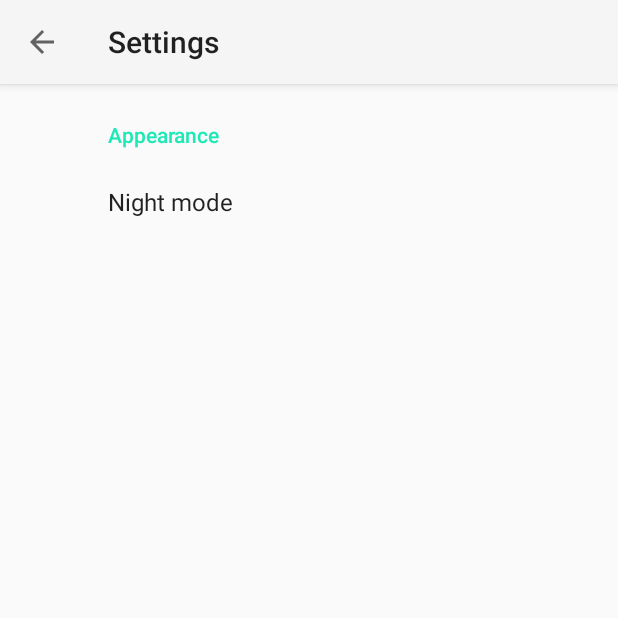
After one commit to indritbashkimi/CryptoPare, an Android app: the PrefsFragment screen opened directly, with no data from a screen before it, on a phone screen of 412 x 824 dp, the top half of it. The commit adds this screen. Run offline under Robolectric (Android 15) with nearby library versions, the phone set to English and light mode, and no system bars; our stand-ins replace androidx.preference.

Commit message:
Night mode support.

```diff
--- a/app/build.gradle
+++ b/app/build.gradle
@@ -35,7 +35,10 @@ dependencies {
     implementation "com.android.support:appcompat-v7:$supportLibVersion"
     implementation 'com.android.support.constraint:constraint-layout:1.0.2'
     implementation "com.android.support:design:$supportLibVersion"
+    implementation "com.android.support:support-fragment:$supportLibVersion"
     implementation "com.android.support:recyclerview-v7:$supportLibVersion"
+    implementation "com.android.support:preference-v7:${supportLibVersion}"
+    implementation "com.android.support:preference-v14:${supportLibVersion}"
     implementation 'com.github.bumptech.glide:glide:4.6.1'
     annotationProcessor 'com.github.bumptech.glide:compiler:4.6.1'
     implementation 'com.squareup.retrofit2:retrofit:2.3.0'
--- /dev/null
+++ b/app/src/main/java/com/ibashkimi/cryptomarket/BaseActivity.kt
@@ -0,0 +1,23 @@
+package com.ibashkimi.cryptomarket
+
+import android.os.Bundle
+import android.support.v7.app.AppCompatActivity
+import android.support.v7.app.AppCompatDelegate
+import com.ibashkimi.cryptomarket.settings.PreferenceHelper
+
+abstract class BaseActivity : AppCompatActivity() {
+
+    override fun onCreate(savedInstanceState: Bundle?) {
+        applyNightMode(PreferenceHelper.nightMode)
+        super.onCreate(savedInstanceState)
+    }
+
+    protected fun applyNightMode(nightMode: String) {
+        when (nightMode) {
+            "auto" -> delegate.setLocalNightMode(AppCompatDelegate.MODE_NIGHT_AUTO)
+            "night" -> delegate.setLocalNightMode(AppCompatDelegate.MODE_NIGHT_YES)
+            "light" -> delegate.setLocalNightMode(AppCompatDelegate.MODE_NIGHT_NO)
+            else -> throw IllegalArgumentException("Invalid night mode $nightMode.")
+        }
+    }
+}
--- a/app/src/main/java/com/ibashkimi/cryptomarket/MainActivity.kt
+++ b/app/src/main/java/com/ibashkimi/cryptomarket/MainActivity.kt
@@ -8,7 +8,6 @@ import android.os.Bundle
 import android.support.design.widget.FloatingActionButton
 import android.support.v4.widget.SwipeRefreshLayout
 import android.support.v7.app.AlertDialog
-import android.support.v7.app.AppCompatActivity
 import android.support.v7.widget.DividerItemDecoration
 import android.support.v7.widget.LinearLayoutManager
 import android.support.v7.widget.RecyclerView
@@ -26,7 +25,7 @@ import com.ibashkimi.cryptomarket.utils.CoinIconUrlResolver
 import kotlinx.android.synthetic.main.activity_main.*
 
 
-class MainActivity : AppCompatActivity(), SharedPreferences.OnSharedPreferenceChangeListener {
+class MainActivity : BaseActivity(), SharedPreferences.OnSharedPreferenceChangeListener {
 
     private lateinit var adapter: CoinAdapter
 
--- a/app/src/main/java/com/ibashkimi/cryptomarket/about/AboutActivity.kt
+++ b/app/src/main/java/com/ibashkimi/cryptomarket/about/AboutActivity.kt
@@ -1,10 +1,10 @@
 package com.ibashkimi.cryptomarket.about
 
-import android.support.v7.app.AppCompatActivity
 import android.os.Bundle
+import com.ibashkimi.cryptomarket.BaseActivity
 import com.ibashkimi.cryptomarket.R
 
-class AboutActivity : AppCompatActivity() {
+class AboutActivity : BaseActivity() {
 
     override fun onCreate(savedInstanceState: Bundle?) {
         super.onCreate(savedInstanceState)
--- a/app/src/main/java/com/ibashkimi/cryptomarket/settings/PreferenceHelper.kt
+++ b/app/src/main/java/com/ibashkimi/cryptomarket/settings/PreferenceHelper.kt
@@ -9,6 +9,9 @@ object PreferenceHelper {
     const val KEY_CURRENCY = "currency"
     const val DEFAULT_CURRENCY = "USD"
 
+    const val KEY_NIGHT_MODE = "night_mode"
+    const val DEFAULT_NIGHT_MODE = "auto"
+
     val sharedPreferences: SharedPreferences = PreferenceManager.getDefaultSharedPreferences(App.getInstance())
 
     var currency: String
@@ -16,4 +19,10 @@ object PreferenceHelper {
         set(value) {
             sharedPreferences.edit().putString(KEY_CURRENCY, value).apply()
         }
+
+    var nightMode: String
+        get() = sharedPreferences.getString(KEY_NIGHT_MODE, DEFAULT_NIGHT_MODE)
+        set(value) {
+            sharedPreferences.edit().putString(KEY_NIGHT_MODE, value).apply()
+        }
 }
--- /dev/null
+++ b/app/src/main/java/com/ibashkimi/cryptomarket/settings/PrefsFragment.kt
@@ -0,0 +1,12 @@
+package com.ibashkimi.cryptomarket.settings
+
+import android.os.Bundle
+import android.support.v7.preference.PreferenceFragmentCompat
+import com.ibashkimi.cryptomarket.R
+
+
+class PrefsFragment : PreferenceFragmentCompat() {
+    override fun onCreatePreferences(savedInstanceState: Bundle?, rootKey: String?) {
+        addPreferencesFromResource(R.xml.preferences)
+    }
+}
--- a/app/src/main/java/com/ibashkimi/cryptomarket/settings/SettingsActivity.kt
+++ b/app/src/main/java/com/ibashkimi/cryptomarket/settings/SettingsActivity.kt
@@ -1,13 +1,33 @@
 package com.ibashkimi.cryptomarket.settings
 
-import android.support.v7.app.AppCompatActivity
+import android.content.SharedPreferences
 import android.os.Bundle
+import com.ibashkimi.cryptomarket.BaseActivity
 import com.ibashkimi.cryptomarket.R
 
-class SettingsActivity : AppCompatActivity() {
+class SettingsActivity : BaseActivity(), SharedPreferences.OnSharedPreferenceChangeListener {
 
     override fun onCreate(savedInstanceState: Bundle?) {
         super.onCreate(savedInstanceState)
         setContentView(R.layout.activity_settings)
+        setSupportActionBar(findViewById(R.id.toolbar))
+        supportActionBar?.setDisplayHomeAsUpEnabled(true)
+    }
+
+    override fun onStart() {
+        super.onStart()
+        PreferenceHelper.sharedPreferences.registerOnSharedPreferenceChangeListener(this)
+    }
+
+    override fun onStop() {
+        super.onStop()
+        PreferenceHelper.sharedPreferences.unregisterOnSharedPreferenceChangeListener(this)
+    }
+
+    override fun onSharedPreferenceChanged(sharedPreferences: SharedPreferences?, key: String?) {
+        if (PreferenceHelper.KEY_NIGHT_MODE == key) {
+            applyNightMode(PreferenceHelper.nightMode)
+            recreate()
+        }
     }
 }
--- a/app/src/main/res/layout/activity_settings.xml
+++ b/app/src/main/res/layout/activity_settings.xml
@@ -1,9 +1,26 @@
 <?xml version="1.0" encoding="utf-8"?>
-<android.support.constraint.ConstraintLayout xmlns:android="http://schemas.android.com/apk/res/android"
+<android.support.design.widget.CoordinatorLayout xmlns:android="http://schemas.android.com/apk/res/android"
     xmlns:app="http://schemas.android.com/apk/res-auto"
-    xmlns:tools="http://schemas.android.com/tools"
     android:layout_width="match_parent"
-    android:layout_height="match_parent"
-    tools:context="com.ibashkimi.cryptomarket.settings.SettingsActivity">
+    android:layout_height="match_parent">
 
-</android.support.constraint.ConstraintLayout>
+    <android.support.design.widget.AppBarLayout
+        android:id="@+id/appBar"
+        android:layout_width="match_parent"
+        android:layout_height="wrap_content">
+
+        <android.support.v7.widget.Toolbar
+            android:id="@+id/toolbar"
+            android:layout_width="match_parent"
+            android:layout_height="?attr/actionBarSize" />
+
+    </android.support.design.widget.AppBarLayout>
+
+    <fragment
+        android:id="@+id/prefs"
+        android:name="com.ibashkimi.cryptomarket.settings.PrefsFragment"
+        android:layout_width="match_parent"
+        android:layout_height="match_parent"
+        app:layout_behavior="@string/appbar_scrolling_view_behavior" />
+
+</android.support.design.widget.CoordinatorLayout>
--- a/app/src/main/res/values/arrays.xml
+++ b/app/src/main/res/values/arrays.xml
@@ -35,4 +35,16 @@
         <item>USD</item>
         <item>ZAR</item>
     </string-array>
+
+    <string-array name="settings_theme_human_value">
+        <item>Auto</item>
+        <item>On</item>
+        <item>Off</item>
+    </string-array>
+
+    <string-array name="settings_theme_phone_value">
+        <item>auto</item>
+        <item>night</item>
+        <item>light</item>
+    </string-array>
 </resources>
--- a/app/src/main/res/values/strings.xml
+++ b/app/src/main/res/values/strings.xml
@@ -30,4 +30,7 @@
     <string name="total_supply">Total Supply</string>
     <string name="price_btc_title">Price BTC</string>
 
+    <string name="pref_appearance">Appearance</string>
+    <string name="pref_night_mode_title">Night mode</string>
+    <string name="pref_night_mode_dialog_title">Night mode</string>
 </resources>
--- a/app/src/main/res/values/styles.xml
+++ b/app/src/main/res/values/styles.xml
@@ -1,7 +1,9 @@
 <resources>
 
-    <style name="AppTheme" parent="Theme.AppCompat.Light.NoActionBar">
+    <style name="AppTheme" parent="Theme.AppCompat.DayNight.NoActionBar">
         <item name="colorAccent">#1DE9B6</item>
+        <item name="preferenceTheme">@style/PreferenceThemeOverlay.v14.Material</item>
+        <item name="alertDialogTheme">@style/Theme.AppCompat.DayNight.Dialog.Alert</item>
     </style>
 
 </resources>
--- /dev/null
+++ b/app/src/main/res/xml/preferences.xml
@@ -0,0 +1,17 @@
+<?xml version="1.0" encoding="utf-8"?>
+<android.support.v7.preference.PreferenceScreen xmlns:android="http://schemas.android.com/apk/res/android">
+
+    <android.support.v7.preference.PreferenceCategory android:title="@string/pref_appearance">
+
+        <ListPreference
+            android:defaultValue="daynight"
+            android:dialogTitle="@string/pref_night_mode_dialog_title"
+            android:entries="@array/settings_theme_human_value"
+            android:entryValues="@array/settings_theme_phone_value"
+            android:key="night_mode"
+            android:summary="%s"
+            android:title="@string/pref_night_mode_title" />
+
+    </android.support.v7.preference.PreferenceCategory>
+
+</android.support.v7.preference.PreferenceScreen>
```
